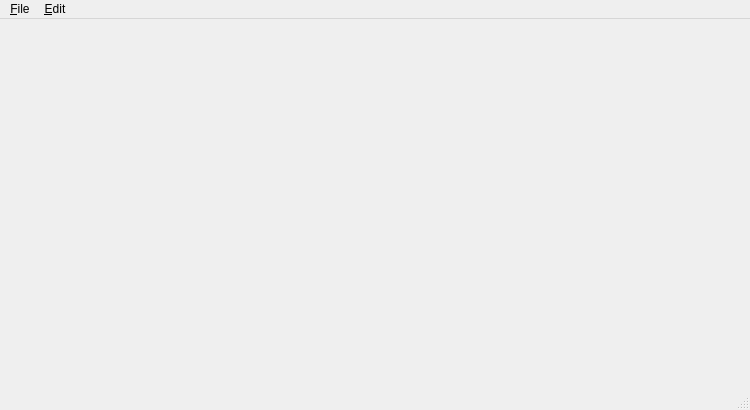
RomkoSI/lsculpt, file trunk/lsculptmainwin.ui: the form before one commit.
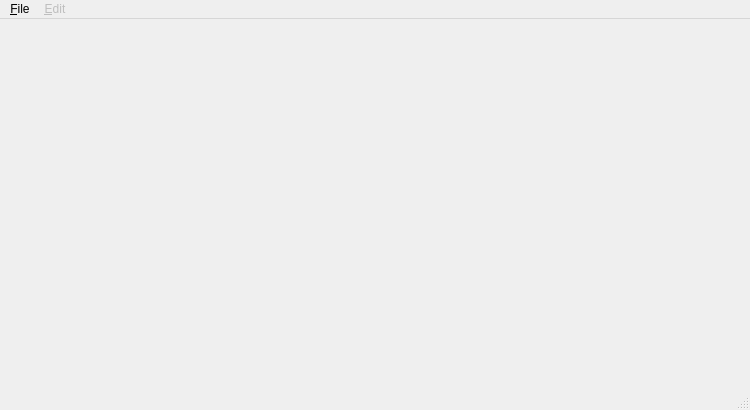
The form after the commit.

Diff of the .ui file:
```diff
--- a/trunk/lsculptmainwin.ui
+++ b/trunk/lsculptmainwin.ui
@@ -33,6 +33,9 @@
     <addaction name="exitAction"/>
    </widget>
    <widget class="QMenu" name="menu_Edit">
+    <property name="enabled">
+     <bool>false</bool>
+    </property>
     <property name="title">
      <string>&amp;Edit</string>
     </property>
```
Left out of the diff: 2 changed lines with no effect on the pictures.
